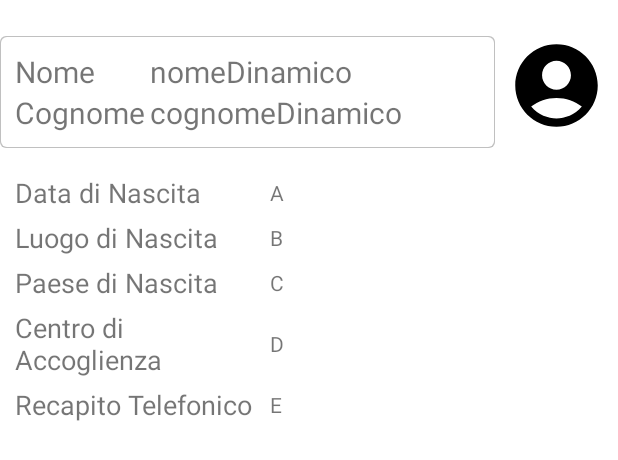
After one commit to an70nn/AsilApp, an Android app: the layout fragment_account.xml on its own in the app's theme, with its tools: preview values and no code run, on a phone screen of 412 x 824 dp. The commit adds this screen. Shown: the top 460 px of the screen. Run offline under Robolectric (Android 15) with nearby library versions, the phone set to English and light mode, and no system bars.

Commit message:
Aggiunto layout per il fragment "AccountFragment"

```diff
--- /dev/null
+++ b/app/src/main/res/drawable/ic_account_circle_black_24dp.xml
@@ -0,0 +1,5 @@
+<vector android:height="24dp" android:tint="#000000"
+    android:viewportHeight="24" android:viewportWidth="24"
+    android:width="24dp" xmlns:android="http://schemas.android.com/apk/res/android">
+    <path android:fillColor="@android:color/white" android:pathData="M12,2C6.48,2 2,6.48 2,12s4.48,10 10,10s10,-4.48 10,-10S17.52,2 12,2zM12,6c1.93,0 3.5,1.57 3.5,3.5S13.93,13 12,13s-3.5,-1.57 -3.5,-3.5S10.07,6 12,6zM12,20c-2.03,0 -4.43,-0.82 -6.14,-2.88C7.55,15.8 9.68,15 12,15s4.45,0.8 6.14,2.12C16.43,19.18 14.03,20 12,20z"/>
+</vector>
--- /dev/null
+++ b/app/src/main/res/drawable/shadow_background.xml
@@ -0,0 +1,24 @@
+<?xml version="1.0" encoding="utf-8"?>
+<layer-list xmlns:android="http://schemas.android.com/apk/res/android">
+
+    <!-- Aggiungi un rettangolo per rappresentare l'ombra -->
+    <item>
+        <shape android:shape="rectangle">
+            <solid android:color="#C0C0C0" /> <!-- Colore dell'ombra -->
+            <corners android:radius="4dp" /> <!-- Bordo arrotondato, se desiderato -->
+        </shape>
+    </item>
+
+    <!-- Aggiungi il rettangolo della tabella sopra l'ombra -->
+    <item
+        android:left="1dp"
+        android:right="1dp"
+        android:top="1dp"
+        android:bottom="1dp">
+        <shape android:shape="rectangle">
+            <solid android:color="#FFFFFF" /> <!-- Colore dello sfondo della tabella -->
+            <corners android:radius="4dp" /> <!-- Bordo arrotondato, se desiderato -->
+        </shape>
+    </item>
+
+</layer-list>
--- /dev/null
+++ b/app/src/main/res/layout/fragment_account.xml
@@ -0,0 +1,222 @@
+<?xml version="1.0" encoding="utf-8"?>
+
+<androidx.constraintlayout.widget.ConstraintLayout
+    xmlns:android="http://schemas.android.com/apk/res/android"
+    xmlns:app="http://schemas.android.com/apk/res-auto"
+    xmlns:tools="http://schemas.android.com/tools"
+    android:layout_width="match_parent"
+    android:layout_height="match_parent"
+    tools:context=".ui.AccountFragment"
+    tools:ignore="MissingDefaultResource">
+
+    <LinearLayout
+        android:id="@+id/linearContainer"
+        android:layout_width="0dp"
+        android:layout_height="wrap_content"
+        android:orientation="horizontal"
+        android:layout_marginTop="24dp"
+        app:layout_constraintStart_toStartOf="parent"
+        app:layout_constraintEnd_toEndOf="parent"
+        app:layout_constraintTop_toTopOf="parent">
+        <!--blocco nome e cognome GridLayout-->
+        <GridLayout
+            android:id="@+id/gridLayout1"
+            android:layout_width="0dp"
+            android:layout_height="wrap_content"
+            android:layout_weight="1"
+            android:background="@drawable/shadow_background"
+            android:columnCount="2"
+            android:padding="10dp"
+            android:paddingTop="15dp">
+
+            <TextView
+                android:id="@+id/nomeTextView"
+                android:layout_width="wrap_content"
+                android:layout_height="wrap_content"
+                android:layout_rowWeight="1"
+                android:text="Nome"
+                android:textSize="20sp"/>
+
+            <TextView
+                android:id="@+id/nomeUtente"
+                android:layout_width="wrap_content"
+                android:layout_height="wrap_content"
+                android:layout_rowWeight="1"
+                android:layout_column="1"
+                android:text="nomeDinamico"
+                android:textSize="20sp"/>
+
+            <TextView
+                android:id="@+id/cognomeTextView"
+                android:layout_width="wrap_content"
+                android:layout_height="wrap_content"
+                android:layout_rowWeight="1"
+                android:text="Cognome"
+                android:textSize="20sp"
+                android:layout_marginRight="3dp"/>
+
+
+            <TextView
+                android:id="@+id/cognomeUtente"
+                android:layout_width="wrap_content"
+                android:layout_height="wrap_content"
+                android:layout_rowWeight="1"
+                android:layout_column="1"
+                android:textSize="20sp"
+                android:text="cognomeDinamico" />
+        </GridLayout>
+
+
+        <ImageView
+            android:id="@+id/userImageView"
+            android:layout_width="66dp"
+            android:layout_height="66dp"
+            android:layout_marginStart="8dp"
+            android:layout_marginEnd="8dp"
+            android:contentDescription="@string/userimage"
+            android:clickable="true"
+            app:srcCompat="@drawable/ic_account_circle_black_24dp" />
+
+    </LinearLayout>
+
+    <!-- Altri dettagli dell'utente -->
+    <LinearLayout
+        android:id="@+id/extraInfoContainer"
+        android:layout_width="0dp"
+        android:layout_height="wrap_content"
+        android:orientation="vertical"
+        android:layout_marginTop="20dp"
+        app:layout_constraintTop_toBottomOf="@+id/linearContainer"
+        app:layout_constraintStart_toStartOf="parent"
+        app:layout_constraintEnd_toEndOf="parent">
+
+        <!-- Aggiunti nuovi TextView per le informazioni aggiuntive -->
+        <LinearLayout
+            android:layout_width="match_parent"
+            android:layout_height="wrap_content"
+            android:orientation="horizontal"
+            android:gravity="center_vertical">
+
+            <TextView
+                android:id="@+id/dataDiNascitaTextView"
+                android:layout_width="180dp"
+                android:layout_height="wrap_content"
+                android:text="Data di Nascita"
+                android:textSize="18sp"
+                android:layout_marginBottom="5dp"
+                android:paddingLeft="10dp"/>
+
+            <TextView
+                android:id="@+id/dataDiNascitaUtente"
+                android:layout_width="0dp"
+                android:layout_height="wrap_content"
+                android:layout_weight="1"
+                android:text="A"
+                android:layout_marginBottom="5dp" />
+        </LinearLayout>
+
+
+        <LinearLayout
+            android:layout_width="match_parent"
+            android:layout_height="wrap_content"
+            android:orientation="horizontal"
+            android:gravity="center_vertical">
+
+            <TextView
+                android:id="@+id/luogoDiNascitaTextView"
+                android:layout_width="180dp"
+                android:layout_height="wrap_content"
+                android:text="Luogo di Nascita"
+                android:textSize="18sp"
+                android:layout_marginBottom="5dp"
+                android:paddingLeft="10dp"/>
+
+            <TextView
+                android:id="@+id/luogoDiNascitaUtente"
+                android:layout_width="0dp"
+                android:layout_height="wrap_content"
+                android:layout_weight="1"
+                android:text="B"
+                android:layout_marginBottom="5dp"/>
+
+        </LinearLayout>
+
+        <LinearLayout
+            android:layout_width="match_parent"
+            android:layout_height="wrap_content"
+            android:orientation="horizontal"
+            android:gravity="center_vertical">
+
+            <TextView
+                android:id="@+id/paeseDiNascitaTextView"
+                android:layout_width="180dp"
+                android:layout_height="wrap_content"
+                android:text="Paese di Nascita"
+                android:textSize="18sp"
+                android:layout_marginBottom="5dp"
+                android:paddingLeft="10dp"/>
+
+            <TextView
+                android:id="@+id/paeseDiNascitaUtente"
+                android:layout_width="0dp"
+                android:layout_height="wrap_content"
+                android:layout_weight="1"
+                android:text="C"
+                android:layout_marginBottom="5dp"/>
+        </LinearLayout>
+
+        <LinearLayout
+            android:layout_width="match_parent"
+            android:layout_height="wrap_content"
+            android:orientation="horizontal"
+            android:gravity="center_vertical">
+
+            <TextView
+                android:id="@+id/centroDiAccoglienzaTextView"
+                android:layout_width="180dp"
+                android:layout_height="wrap_content"
+                android:text="Centro di Accoglienza"
+                android:textSize="18sp"
+                android:layout_marginBottom="5dp"
+                android:paddingLeft="10dp"/>
+
+            <TextView
+                android:id="@+id/centroDiAccoglienzaUtente"
+                android:layout_width="0dp"
+                android:layout_height="wrap_content"
+                android:layout_weight="1"
+                android:text="D"
+                android:layout_marginBottom="5dp"/>
+        </LinearLayout>
+
+        <LinearLayout
+            android:layout_width="match_parent"
+            android:layout_height="wrap_content"
+            android:orientation="horizontal"
+            android:gravity="center_vertical">
+
+            <TextView
+                android:id="@+id/recapitoTelefonicoTextView"
+                android:layout_width="180dp"
+                android:layout_height="wrap_content"
+                android:text="Recapito Telefonico"
+                android:textSize="18sp"
+                android:layout_marginBottom="5dp"
+                android:paddingLeft="10dp"/>
+
+            <TextView
+                android:id="@+id/recapitoTelefonicoUtente"
+                android:layout_width="0dp"
+                android:layout_height="wrap_content"
+                android:layout_weight="1"
+                android:text="E"
+                android:layout_marginBottom="5dp"/>
+        </LinearLayout>
+
+
+
+
+
+    </LinearLayout>
+
+</androidx.constraintlayout.widget.ConstraintLayout>
--- a/app/src/main/res/values/strings.xml
+++ b/app/src/main/res/values/strings.xml
@@ -20,5 +20,6 @@
     <string name="immagine_benvenuto_nell_app">immagine benvenuto nell\'app</string>
     <string name="login_prompt">Altrimenti accedi…</string>
     <string name="signup_prompt">Altrimenti registrati…</string>
+    <string name="userimage">userImage</string>
 
 </resources>
```
